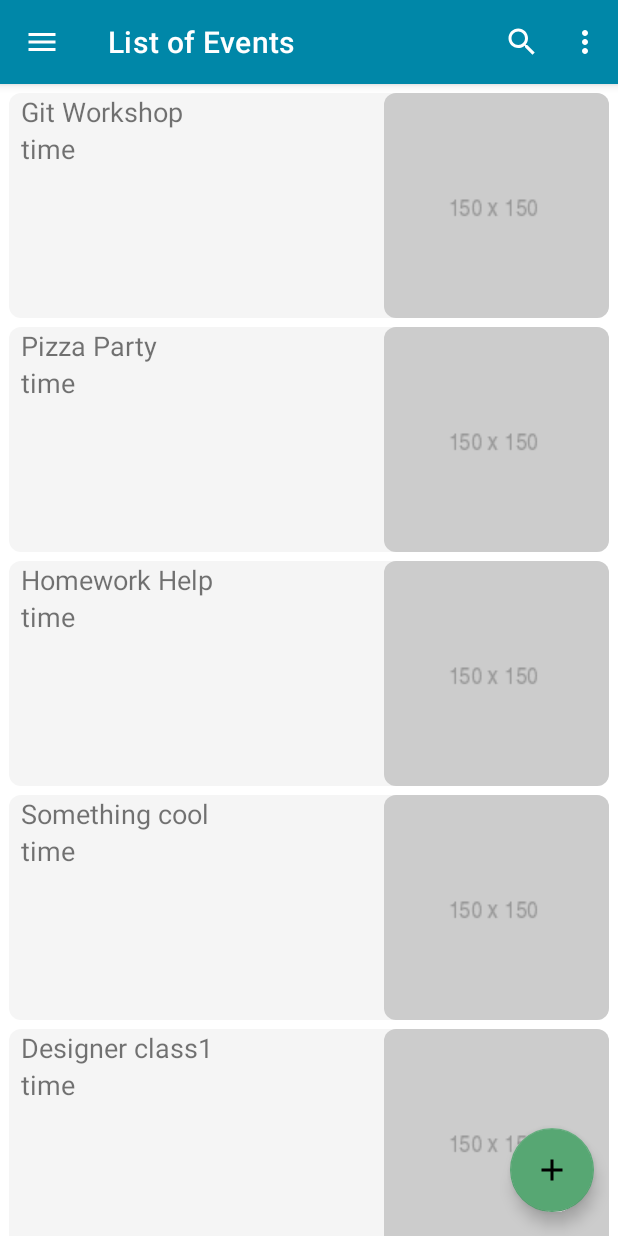
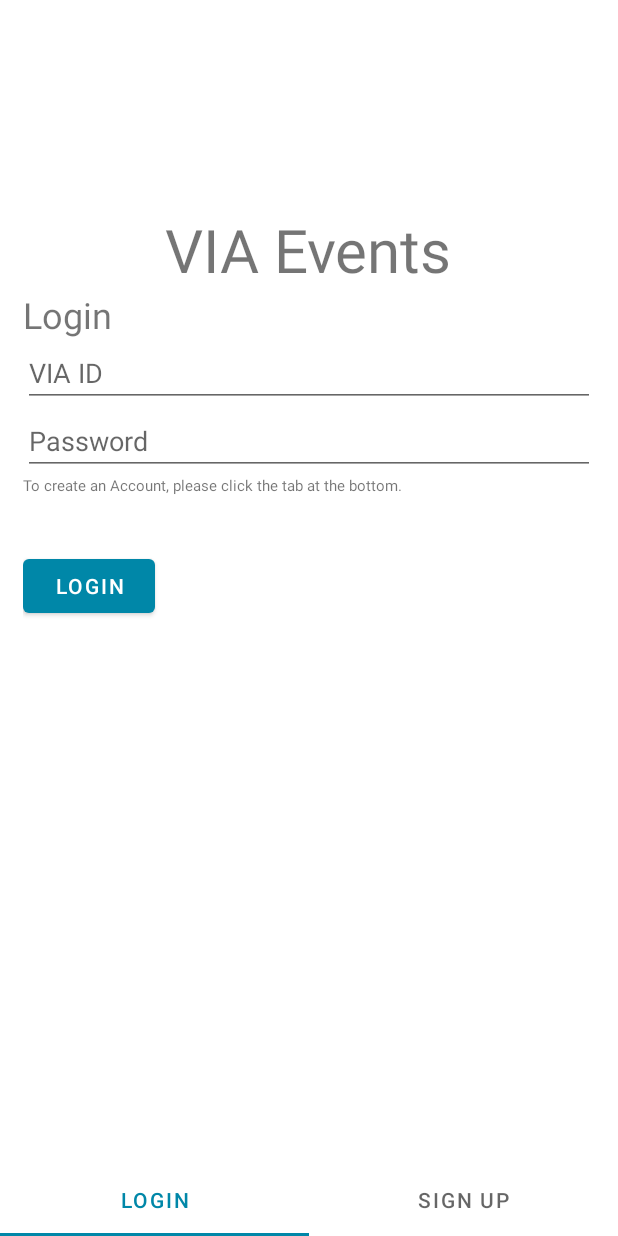
Before and after one commit to jhviggo/and-project-1, an Android app: the screen it shows after launch (EventsActivity before the commit, AuthActivity after it), after a tap on "LOGIN", on a phone screen of 412 x 824 dp. Run offline under Robolectric (Android 15) with nearby library versions, the phone set to English and light mode, and no system bars; our stand-ins replace Firebase (no records; nobody signed in at launch, a user with empty details on screens opened directly).

Commit message:
Add auth
- add firebase
- add viewModel and liveData
- use mvvm setup

```diff
--- a/app/src/main/java/com/example/and_project/AuthActivity.java
+++ b/app/src/main/java/com/example/and_project/AuthActivity.java
@@ -3,19 +3,70 @@ package com.example.and_project;
 import androidx.appcompat.app.AppCompatActivity;
 import androidx.fragment.app.Fragment;
 import androidx.fragment.app.FragmentTransaction;
+import androidx.lifecycle.ViewModelProvider;
 
 import android.content.Intent;
 import android.os.Bundle;
-import android.util.Log;
 import android.view.View;
+import android.widget.TextView;
+import android.widget.Toast;
 
+import com.example.and_project.data.UserViewModel;
 import com.google.android.material.tabs.TabLayout;
 
+import java.util.regex.Pattern;
+
 public class AuthActivity extends AppCompatActivity {
+    private UserViewModel viewModel;
+    private Pattern emailPattern;
+
     @Override
     protected void onCreate(Bundle savedInstanceState) {
         super.onCreate(savedInstanceState);
         setContentView(R.layout.activity_auth);
+        emailPattern = Pattern.compile("\\d*@via.dk");
+        viewModel = new ViewModelProvider(this).get(UserViewModel.class);
+        checkIfSignedIn();
+        setupFrabmentTab();
+    }
+
+    public void signIn(View view) {
+        String email = "vig56@hotmail.com";
+        String password = "test12345";
+        viewModel.signIn(email, password).addOnCompleteListener(task -> {
+                    if (!task.isSuccessful())
+                        Toast.makeText(this, "Unable to sign in", Toast.LENGTH_SHORT).show();
+                });
+    }
+
+    public void signUp(View view) {
+        TextView tvUsername = findViewById(R.id.signUpUsername);
+        TextView tvPassword = findViewById(R.id.signUpPassword);
+        TextView tvPasswordRepeat = findViewById(R.id.signUpPasswordRepeat);
+
+        if (!emailPattern.matcher(tvUsername.getText()).matches()) {
+            Toast.makeText(this, "Please use a @via.dk mail", Toast.LENGTH_SHORT).show();
+        }
+
+        if (!tvPassword.equals(tvPasswordRepeat)) {
+            Toast.makeText(this, "Passwords do not match", Toast.LENGTH_SHORT).show();
+        }
+        viewModel.signUp("vig56@hotmail.com", "test12345").addOnCompleteListener(task -> {
+            if (!task.isSuccessful())
+                Toast.makeText(this, "Unable to sign up", Toast.LENGTH_SHORT).show();
+        });
+    }
+
+    private void checkIfSignedIn() {
+        viewModel.getCurrentUser().observe(this, user -> {
+            if (user != null) {
+                startActivity(new Intent(this, MainActivity.class));
+                finish();
+            }
+        });
+    }
+
+    private void setupFrabmentTab() {
         FragmentTransaction transaction = getSupportFragmentManager().beginTransaction();
         transaction.replace(R.id.container, new LoginFragment()).commit();
 
@@ -34,13 +85,4 @@ public class AuthActivity extends AppCompatActivity {
             public void onTabReselected(TabLayout.Tab tab) {}
         });
     }
-
-    public void login(View view) {
-        Log.v("auth", "login");
-        startActivity(new Intent(this, EventsActivity.class));
-    }
-
-    public void signUp(View view) {
-        Log.v("auth", "sign up");
-    }
 }
--- a/app/src/main/java/com/example/and_project/EventsActivity.java
+++ b/app/src/main/java/com/example/and_project/MainActivity.java
@@ -1,26 +1,30 @@
 package com.example.and_project;
 
 import androidx.appcompat.app.AppCompatActivity;
+import androidx.lifecycle.ViewModelProvider;
 import androidx.recyclerview.widget.LinearLayoutManager;
 import androidx.recyclerview.widget.RecyclerView;
 
 import android.content.Intent;
 import android.os.Bundle;
 import android.view.View;
-import android.widget.Toast;
+
+import com.example.and_project.data.UserViewModel;
+import com.google.firebase.auth.FirebaseAuth;
+import com.google.firebase.auth.FirebaseUser;
 
 import java.util.ArrayList;
 
-public class EventsActivity extends AppCompatActivity implements EventAdapter.OnListItemClickListener {
+public class MainActivity extends AppCompatActivity implements EventAdapter.OnListItemClickListener {
     private RecyclerView rvEventsList;
     private EventAdapter adapter;
     private ArrayList<Event> events;
+    private FirebaseAuth mAuth;
 
     @Override
     protected void onCreate(Bundle savedInstanceState) {
         super.onCreate(savedInstanceState);
         setContentView(R.layout.activity_events);
-
         rvEventsList = findViewById(R.id.rvEvents);
         rvEventsList.setLayoutManager(new LinearLayoutManager(this));
         // For hard-coded data only
@@ -29,8 +33,23 @@ public class EventsActivity extends AppCompatActivity implements EventAdapter.On
         rvEventsList.setAdapter(adapter);
     }
 
+    @Override
+    protected void onStart() {
+        super.onStart();
+        mAuth = FirebaseAuth.getInstance();
+        FirebaseUser currentUser = mAuth.getCurrentUser();
+        if(currentUser == null){
+            goToLogin();
+        }
+    }
+
     public void addNewEvent(View view) {
         startActivity(new Intent(this, CreateEventActivity.class));
+    }
+
+    private void goToLogin() {
+        startActivity(new Intent(this, AuthActivity.class));
+        finish();
     }
 
     private void SetStaticEvents() {
--- /dev/null
+++ b/app/src/main/java/com/example/and_project/data/FirebaseRepository.java
@@ -0,0 +1,42 @@
+package com.example.and_project.data;
+
+import androidx.lifecycle.LiveData;
+
+import com.google.android.gms.tasks.Task;
+import com.google.firebase.auth.AuthResult;
+import com.google.firebase.auth.FirebaseAuth;
+import com.google.firebase.auth.FirebaseUser;
+
+public class FirebaseRepository {
+    private static FirebaseRepository instance;
+    private FirebaseAuth mAuth;
+    private final UserLiveData currentUser;
+
+    private FirebaseRepository() {
+        mAuth = FirebaseAuth.getInstance();
+        currentUser = new UserLiveData();
+    }
+
+    public static synchronized FirebaseRepository getInstance() {
+        if (instance == null) {
+            instance = new FirebaseRepository();
+        }
+        return instance;
+    }
+
+    public LiveData<FirebaseUser> getCurrentUser() {
+        return currentUser;
+    }
+
+    public Task<AuthResult> signIn(String email, String password) {
+        return mAuth.signInWithEmailAndPassword(email, password);
+    }
+
+    public Task<AuthResult> signUp(String email, String password) {
+        return mAuth.createUserWithEmailAndPassword(email, password);
+    }
+
+    public void signOut() {
+        mAuth.signOut();
+    }
+}
--- /dev/null
+++ b/app/src/main/java/com/example/and_project/data/UserLiveData.java
@@ -0,0 +1,22 @@
+package com.example.and_project.data;
+
+import androidx.lifecycle.LiveData;
+
+import com.google.firebase.auth.FirebaseAuth;
+import com.google.firebase.auth.FirebaseUser;
+
+public class UserLiveData extends LiveData<FirebaseUser> {
+    private final FirebaseAuth.AuthStateListener listener = firebaseAuth -> setValue(firebaseAuth.getCurrentUser());
+
+    @Override
+    protected void onActive() {
+        super.onActive();
+        FirebaseAuth.getInstance().addAuthStateListener(listener);
+    }
+
+    @Override
+    protected void onInactive() {
+        super.onInactive();
+        FirebaseAuth.getInstance().removeAuthStateListener(listener);
+    }
+}
--- /dev/null
+++ b/app/src/main/java/com/example/and_project/data/UserViewModel.java
@@ -0,0 +1,36 @@
+package com.example.and_project.data;
+
+import android.app.Application;
+
+import androidx.annotation.NonNull;
+import androidx.lifecycle.AndroidViewModel;
+import androidx.lifecycle.LiveData;
+
+import com.google.android.gms.tasks.Task;
+import com.google.firebase.auth.AuthResult;
+import com.google.firebase.auth.FirebaseUser;
+
+public class UserViewModel extends AndroidViewModel {
+    private final FirebaseRepository firebaseRepository;
+
+    public UserViewModel(@NonNull Application application) {
+        super(application);
+        firebaseRepository = FirebaseRepository.getInstance();
+    }
+
+    public LiveData<FirebaseUser> getCurrentUser() {
+        return firebaseRepository.getCurrentUser();
+    }
+
+    public Task<AuthResult> signIn(String email, String password) {
+        return firebaseRepository.signIn(email, password);
+    }
+
+    public Task<AuthResult> signUp(String email, String password) {
+        return firebaseRepository.signUp(email, password);
+    }
+
+    public void signOut() {
+        firebaseRepository.signOut();
+    }
+}
--- a/app/src/main/res/layout/activity_events.xml
+++ b/app/src/main/res/layout/activity_events.xml
@@ -4,7 +4,7 @@
     xmlns:tools="http://schemas.android.com/tools"
     android:layout_width="match_parent"
     android:layout_height="match_parent"
-    tools:context=".EventsActivity">
+    tools:context=".MainActivity">
 
 
     <com.google.android.material.appbar.AppBarLayout
--- a/app/src/main/res/layout/fragment_login.xml
+++ b/app/src/main/res/layout/fragment_login.xml
@@ -44,7 +44,7 @@
             app:layout_constraintTop_toBottomOf="@+id/password"
             android:layout_marginTop="50dp"
             app:layout_constraintLeft_toLeftOf="parent"
-            android:onClick="login"
+            android:onClick="signIn"
             android:text="@string/text_login"/>
     </androidx.constraintlayout.widget.ConstraintLayout>
 </FrameLayout>
--- a/build.gradle
+++ b/build.gradle
@@ -6,7 +6,7 @@ buildscript {
     }
     dependencies {
         classpath "com.android.tools.build:gradle:7.0.3"
-
+        classpath 'com.google.gms:google-services:4.3.10'
         // NOTE: Do not place your application dependencies here; they belong
         // in the individual module build.gradle files
     }
```
Also changed, not shown: app/build.gradle (+6 -1 lines), app/src/main/AndroidManifest.xml (+4 -4 lines), app/src/main/res/layout/fragment_sign_up.xml (+8 -8 lines), 1 other file.
